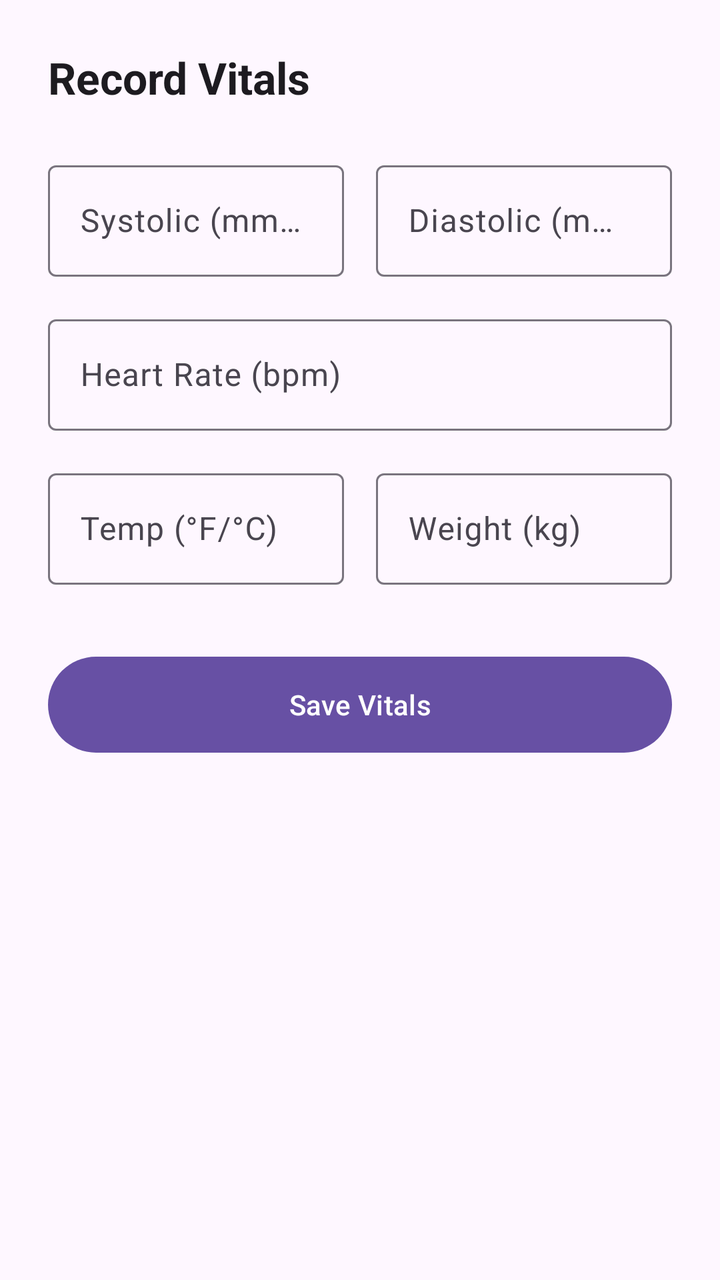
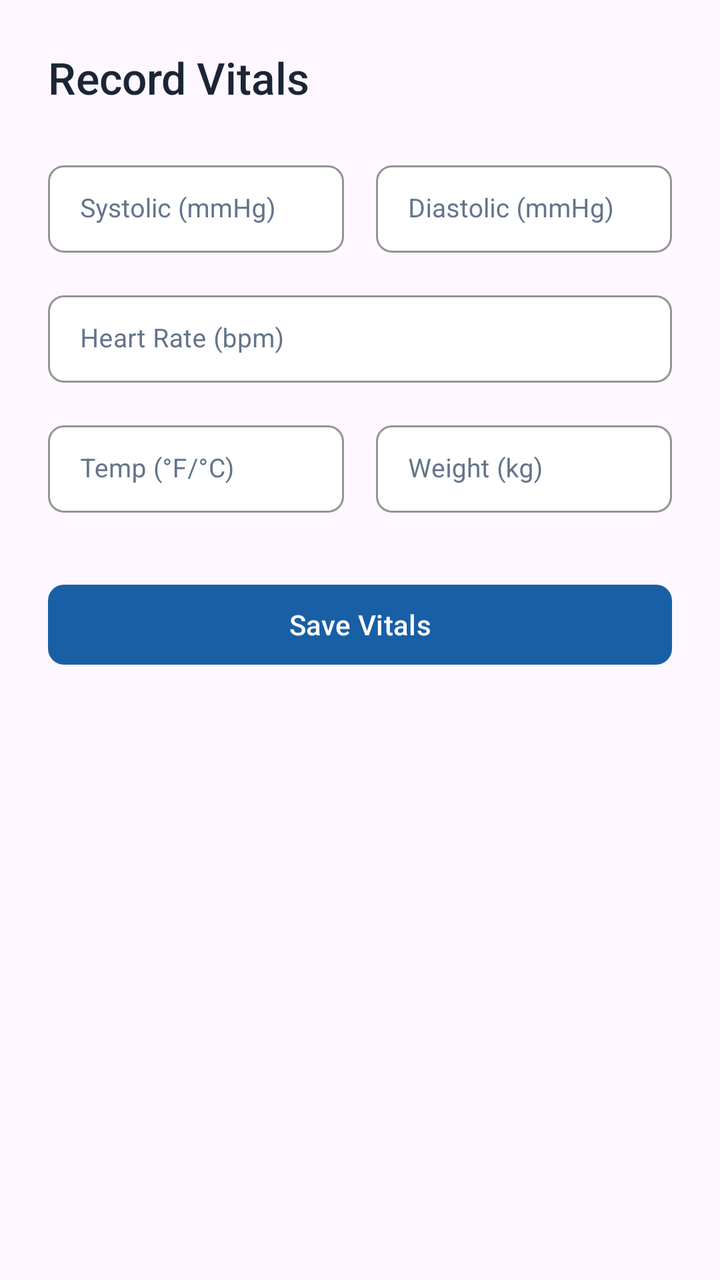

An Android layout rendered at two revisions. The XML below is the earlier revision; the diff shows what the commit changed to produce the second picture.
<!-- AndroidManifest.xml: application theme Theme.Healthcare_app -->
<!-- res/layout/bottom_sheet_add_vitals.xml -->
<?xml version="1.0" encoding="utf-8"?>
<LinearLayout xmlns:android="http://schemas.android.com/apk/res/android"
    xmlns:app="http://schemas.android.com/apk/res-auto"
    android:layout_width="match_parent"
    android:layout_height="wrap_content"
    android:orientation="vertical"
    android:padding="24dp">

    <TextView
        android:layout_width="wrap_content"
        android:layout_height="wrap_content"
        android:text="Record Vitals"
        android:textSize="22sp"
        android:textStyle="bold"
        android:layout_marginBottom="24dp"
        android:textColor="?android:attr/textColorPrimary"/>

    <LinearLayout
        android:layout_width="match_parent"
        android:layout_height="wrap_content"
        android:orientation="horizontal"
        android:baselineAligned="false">

        <com.google.android.material.textfield.TextInputLayout
            style="@style/Widget.Material3.TextInputLayout.OutlinedBox"
            android:layout_width="0dp"
            android:layout_height="wrap_content"
            android:layout_weight="1"
            android:layout_marginEnd="8dp"
            android:hint="Systolic (mmHg)">
            <com.google.android.material.textfield.TextInputEditText
                android:id="@+id/inputSys"
                android:layout_width="match_parent"
                android:layout_height="wrap_content"
                android:inputType="number" />
        </com.google.android.material.textfield.TextInputLayout>

        <com.google.android.material.textfield.TextInputLayout
            style="@style/Widget.Material3.TextInputLayout.OutlinedBox"
            android:layout_width="0dp"
            android:layout_height="wrap_content"
            android:layout_weight="1"
            android:layout_marginStart="8dp"
            android:hint="Diastolic (mmHg)">
            <com.google.android.material.textfield.TextInputEditText
                android:id="@+id/inputDia"
                android:layout_width="match_parent"
                android:layout_height="wrap_content"
                android:inputType="number" />
        </com.google.android.material.textfield.TextInputLayout>

    </LinearLayout>

    <com.google.android.material.textfield.TextInputLayout
        style="@style/Widget.Material3.TextInputLayout.OutlinedBox"
        android:layout_width="match_parent"
        android:layout_height="wrap_content"
        android:layout_marginTop="16dp"
        android:hint="Heart Rate (bpm)">
        <com.google.android.material.textfield.TextInputEditText
            android:id="@+id/inputHr"
            android:layout_width="match_parent"
            android:layout_height="wrap_content"
            android:inputType="number" />
    </com.google.android.material.textfield.TextInputLayout>

    <LinearLayout
        android:layout_width="match_parent"
        android:layout_height="wrap_content"
        android:layout_marginTop="16dp"
        android:orientation="horizontal"
        android:baselineAligned="false">

        <com.google.android.material.textfield.TextInputLayout
            style="@style/Widget.Material3.TextInputLayout.OutlinedBox"
            android:layout_width="0dp"
            android:layout_height="wrap_content"
            android:layout_weight="1"
            android:layout_marginEnd="8dp"
            android:hint="Temp (°F/°C)">
            <com.google.android.material.textfield.TextInputEditText
                android:id="@+id/inputTemp"
                android:layout_width="match_parent"
                android:layout_height="wrap_content"
                android:inputType="numberDecimal" />
        </com.google.android.material.textfield.TextInputLayout>

        <com.google.android.material.textfield.TextInputLayout
            style="@style/Widget.Material3.TextInputLayout.OutlinedBox"
            android:layout_width="0dp"
            android:layout_height="wrap_content"
            android:layout_weight="1"
            android:layout_marginStart="8dp"
            android:hint="Weight (kg)">
            <com.google.android.material.textfield.TextInputEditText
                android:id="@+id/inputWeight"
                android:layout_width="match_parent"
                android:layout_height="wrap_content"
                android:inputType="numberDecimal" />
        </com.google.android.material.textfield.TextInputLayout>

    </LinearLayout>

    <com.google.android.material.button.MaterialButton
        android:id="@+id/btnSaveVitals"
        android:layout_width="match_parent"
        android:layout_height="56dp"
        android:layout_marginTop="32dp"
        android:text="Save Vitals"
        app:cornerRadius="28dp" />

</LinearLayout>
<!-- resources referenced by this layout -->
<resources>
  <style name="Theme.Healthcare_app" parent="Base.Theme.Healthcare_app" />
  <style name="Base.Theme.Healthcare_app" parent="Theme.Material3.DayNight.NoActionBar">
      </style>
</resources>

<!-- the commit's change to res/layout/bottom_sheet_add_vitals.xml (unified diff, before → after) -->
@@ -11,9 +11,9 @@
         android:layout_height="wrap_content"
         android:text="Record Vitals"
         android:textSize="22sp"
-        android:textStyle="bold"
+        android:fontFamily="sans-serif-medium"
         android:layout_marginBottom="24dp"
-        android:textColor="?android:attr/textColorPrimary"/>
+        android:textColor="#1A2535"/>
 
     <LinearLayout
         android:layout_width="match_parent"
@@ -22,7 +22,16 @@
         android:baselineAligned="false">
 
         <com.google.android.material.textfield.TextInputLayout
-            style="@style/Widget.Material3.TextInputLayout.OutlinedBox"
+            style="@style/Widget.MaterialComponents.TextInputLayout.OutlinedBox.Dense"
+            android:textColorHint="#64748B"
+            app:boxBackgroundColor="#FFFFFF"
+            app:boxStrokeColor="#E2E8F0"
+            app:boxStrokeWidth="1dp"
+            app:boxCornerRadiusTopStart="8dp"
+            app:boxCornerRadiusTopEnd="8dp"
+            app:boxCornerRadiusBottomStart="8dp"
+            app:boxCornerRadiusBottomEnd="8dp"
+            app:hintTextColor="#185FA5"
             android:layout_width="0dp"
             android:layout_height="wrap_content"
             android:layout_weight="1"
@@ -32,11 +41,23 @@
                 android:id="@+id/inputSys"
                 android:layout_width="match_parent"
                 android:layout_height="wrap_content"
-                android:inputType="number" />
+                android:inputType="number"
+                android:textSize="13sp"
+                android:textColor="#1A2535"
+                android:fontFamily="sans-serif" />
         </com.google.android.material.textfield.TextInputLayout>
 
         <com.google.android.material.textfield.TextInputLayout
-            style="@style/Widget.Material3.TextInputLayout.OutlinedBox"
+            style="@style/Widget.MaterialComponents.TextInputLayout.OutlinedBox.Dense"
+            android:textColorHint="#64748B"
+            app:boxBackgroundColor="#FFFFFF"
+            app:boxStrokeColor="#E2E8F0"
+            app:boxStrokeWidth="1dp"
+            app:boxCornerRadiusTopStart="8dp"
+            app:boxCornerRadiusTopEnd="8dp"
+            app:boxCornerRadiusBottomStart="8dp"
+            app:boxCornerRadiusBottomEnd="8dp"
+            app:hintTextColor="#185FA5"
             android:layout_width="0dp"
             android:layout_height="wrap_content"
             android:layout_weight="1"
@@ -46,22 +67,37 @@
                 android:id="@+id/inputDia"
                 android:layout_width="match_parent"
                 android:layout_height="wrap_content"
-                android:inputType="number" />
+                android:inputType="number"
+                android:textSize="13sp"
+                android:textColor="#1A2535"
+                android:fontFamily="sans-serif" />
         </com.google.android.material.textfield.TextInputLayout>
 
     </LinearLayout>
 
     <com.google.android.material.textfield.TextInputLayout
-        style="@style/Widget.Material3.TextInputLayout.OutlinedBox"
+        style="@style/Widget.MaterialComponents.TextInputLayout.OutlinedBox.Dense"
+            android:textColorHint="#64748B"
+            app:boxBackgroundColor="#FFFFFF"
+            app:boxStrokeColor="#E2E8F0"
+            app:boxStrokeWidth="1dp"
+            app:boxCornerRadiusTopStart="8dp"
+            app:boxCornerRadiusTopEnd="8dp"
+            app:boxCornerRadiusBottomStart="8dp"
+            app:boxCornerRadiusBottomEnd="8dp"
+            app:hintTextColor="#185FA5"
         android:layout_width="match_parent"
         android:layout_height="wrap_content"
         android:layout_marginTop="16dp"
         android:hint="Heart Rate (bpm)">
         <com.google.android.material.textfield.TextInputEditText
-            android:id="@+id/inputHr"
-            android:layout_width="match_parent"
-            android:layout_height="wrap_content"
-            android:inputType="number" />
+                android:id="@+id/inputHr"
+                android:layout_width="match_parent"
+                android:layout_height="wrap_content"
+                android:inputType="number"
+                android:textSize="13sp"
+                android:textColor="#1A2535"
+                android:fontFamily="sans-serif" />
     </com.google.android.material.textfield.TextInputLayout>
 
     <LinearLayout
@@ -72,7 +108,16 @@
         android:baselineAligned="false">
 
         <com.google.android.material.textfield.TextInputLayout
-            style="@style/Widget.Material3.TextInputLayout.OutlinedBox"
+            style="@style/Widget.MaterialComponents.TextInputLayout.OutlinedBox.Dense"
+            android:textColorHint="#64748B"
+            app:boxBackgroundColor="#FFFFFF"
+            app:boxStrokeColor="#E2E8F0"
+            app:boxStrokeWidth="1dp"
+            app:boxCornerRadiusTopStart="8dp"
+            app:boxCornerRadiusTopEnd="8dp"
+            app:boxCornerRadiusBottomStart="8dp"
+            app:boxCornerRadiusBottomEnd="8dp"
+            app:hintTextColor="#185FA5"
             android:layout_width="0dp"
             android:layout_height="wrap_content"
             android:layout_weight="1"
@@ -82,11 +127,23 @@
                 android:id="@+id/inputTemp"
                 android:layout_width="match_parent"
                 android:layout_height="wrap_content"
-                android:inputType="numberDecimal" />
+                android:inputType="numberDecimal"
+                android:textSize="13sp"
+                android:textColor="#1A2535"
+                android:fontFamily="sans-serif" />
         </com.google.android.material.textfield.TextInputLayout>
 
         <com.google.android.material.textfield.TextInputLayout
-            style="@style/Widget.Material3.TextInputLayout.OutlinedBox"
+            style="@style/Widget.MaterialComponents.TextInputLayout.OutlinedBox.Dense"
+            android:textColorHint="#64748B"
+            app:boxBackgroundColor="#FFFFFF"
+            app:boxStrokeColor="#E2E8F0"
+            app:boxStrokeWidth="1dp"
+            app:boxCornerRadiusTopStart="8dp"
+            app:boxCornerRadiusTopEnd="8dp"
+            app:boxCornerRadiusBottomStart="8dp"
+            app:boxCornerRadiusBottomEnd="8dp"
+            app:hintTextColor="#185FA5"
             android:layout_width="0dp"
             android:layout_height="wrap_content"
             android:layout_weight="1"
@@ -96,7 +153,10 @@
                 android:id="@+id/inputWeight"
                 android:layout_width="match_parent"
                 android:layout_height="wrap_content"
-                android:inputType="numberDecimal" />
+                android:inputType="numberDecimal"
+                android:textSize="13sp"
+                android:textColor="#1A2535"
+                android:fontFamily="sans-serif" />
         </com.google.android.material.textfield.TextInputLayout>
 
     </LinearLayout>
@@ -104,9 +164,14 @@
     <com.google.android.material.button.MaterialButton
         android:id="@+id/btnSaveVitals"
         android:layout_width="match_parent"
-        android:layout_height="56dp"
+        android:layout_height="48dp"
+        android:textAllCaps="false"
+        android:fontFamily="sans-serif-medium"
+        android:textColor="#FFFFFF"
+        app:backgroundTint="#185FA5"
+        app:elevation="0dp"
         android:layout_marginTop="32dp"
         android:text="Save Vitals"
-        app:cornerRadius="28dp" />
+        app:cornerRadius="8dp" />
 
 </LinearLayout>
<!-- resource entries referenced after the edit -->
@@ -1,7 +1,32 @@
 <!-- resources referenced by this layout -->
 <resources>
   <style name="Theme.Healthcare_app" parent="Base.Theme.Healthcare_app" />
-  <style name="Base.Theme.Healthcare_app" parent="Theme.Material3.DayNight.NoActionBar">
+  <style name="Base.Theme.Healthcare_app" parent="Theme.Material3.Light.NoActionBar">
+          <item name="bottomSheetDialogTheme">@style/Theme.Healthcare_app.BottomSheetDialog</item>
+      </style>
+  <style name="Theme.Healthcare_app.BottomSheetDialog" parent="ThemeOverlay.Material3.BottomSheetDialog">
+          <item name="android:windowIsFloating">false</item>
+          <item name="android:backgroundDimEnabled">true</item>
+          
+          <item name="colorSurface">#FFFFFF</item>
+          <item name="colorOnSurface">#1A2535</item>
+          <item name="colorOnSurfaceVariant">#64748B</item>
+          <item name="android:colorBackground">#FFFFFF</item>
+          <item name="colorPrimary">#185FA5</item>
+          <item name="colorOnPrimary">#FFFFFF</item>
+          
+          <item name="android:textColorPrimary">#1A2535</item>
+          <item name="android:textColorSecondary">#64748B</item>
+          <item name="android:textColorHint">#64748B</item>
+          
+          <item name="colorControlNormal">#E2E8F0</item>
+          <item name="colorControlActivated">#185FA5</item>
+          
+          <item name="bottomSheetStyle">@style/LightBottomSheetStyle</item>
+      </style>
+  <style name="LightBottomSheetStyle" parent="Widget.Material3.BottomSheet.Modal">
+          <item name="backgroundTint">#FFFFFF</item>
+          <item name="android:elevation">0dp</item>
       </style>
 </resources>
 
